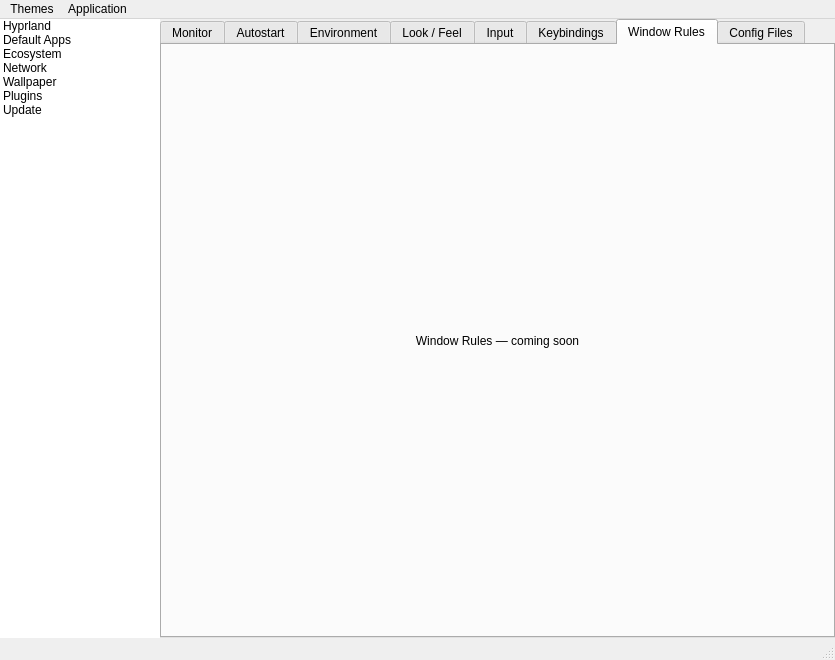
First picture: the form in hyprset/ui/generated/widget.ui, repository EST2374/hypr-set, before the edit.
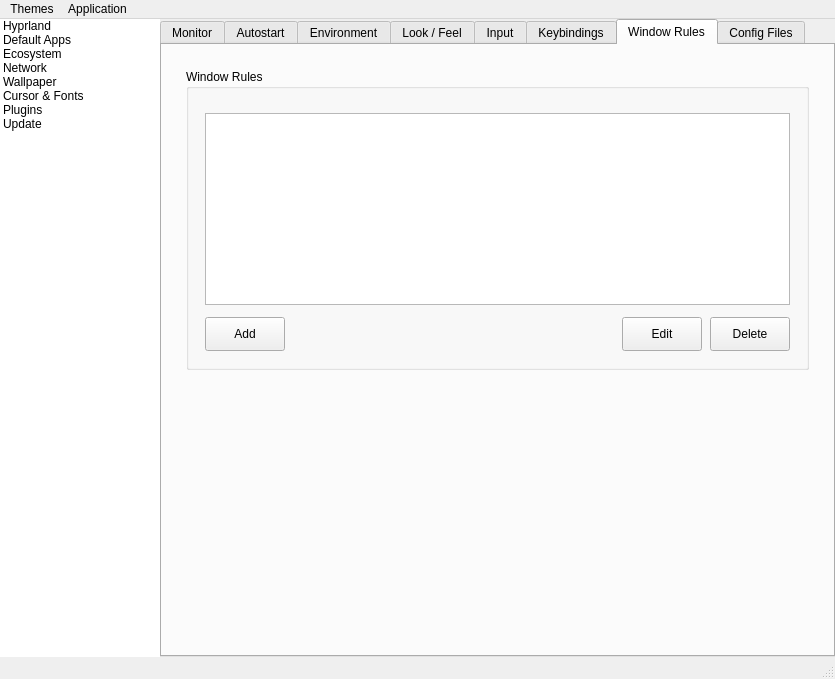
Second picture: the form after the edit. The open tabs and pages were chosen to show the change.

Commit message: better file structure and window rules added

```diff
--- a/hyprset/ui/generated/widget.ui
+++ b/hyprset/ui/generated/widget.ui
@@ -7,7 +7,7 @@
     <x>0</x>
     <y>0</y>
     <width>835</width>
-    <height>660</height>
+    <height>679</height>
    </rect>
   </property>
   <property name="windowTitle">
@@ -84,6 +84,11 @@
         <string>Wallpaper</string>
        </property>
       </item>
+      <item>
+       <property name="text">
+        <string>Cursor &amp; Fonts</string>
+       </property>
+      </item>
       <item>
        <property name="text">
         <string>Plugins</string>
@@ -1880,7 +1885,10 @@
            <attribute name="title">
             <string>Window Rules</string>
            </attribute>
-           <layout class="QVBoxLayout" name="verticalLayout_9">
+           <layout class="QVBoxLayout" name="windowrules_outer_vl">
+            <property name="spacing">
+             <number>16</number>
+            </property>
             <property name="leftMargin">
              <number>24</number>
             </property>
@@ -1894,15 +1902,104 @@
              <number>24</number>
             </property>
             <item>
-             <widget class="QLabel" name="windowrules_placeholder_label">
-              <property name="text">
-               <string>Window Rules — coming soon</string>
+             <widget class="QGroupBox" name="windowrules_group">
+              <property name="title">
+               <string>Window Rules</string>
               </property>
-              <property name="alignment">
-               <set>Qt::AlignmentFlag::AlignCenter</set>
-              </property>
+              <layout class="QVBoxLayout" name="windowrules_inner_vl">
+               <property name="spacing">
+                <number>12</number>
+               </property>
+               <property name="leftMargin">
+                <number>16</number>
+               </property>
+               <property name="topMargin">
+                <number>24</number>
+               </property>
+               <property name="rightMargin">
+                <number>16</number>
+               </property>
+               <property name="bottomMargin">
+                <number>16</number>
+               </property>
+               <item>
+                <widget class="QListWidget" name="window_rule_listWidget"/>
+               </item>
+               <item>
+                <layout class="QHBoxLayout" name="windowrules_btn_hl">
+                 <property name="spacing">
+                  <number>8</number>
+                 </property>
+                 <item>
+                  <widget class="QPushButton" name="add_window_rule_button">
+                   <property name="minimumSize">
+                    <size>
+                     <width>0</width>
+                     <height>34</height>
+                    </size>
+                   </property>
+                   <property name="text">
+                    <string>Add</string>
+                   </property>
+                  </widget>
+                 </item>
+                 <item>
+                  <spacer name="windowrules_btn_spacer">
+                   <property name="orientation">
+                    <enum>Qt::Orientation::Horizontal</enum>
+                   </property>
+                   <property name="sizeHint" stdset="0">
+                    <size>
+                     <width>40</width>
+                     <height>20</height>
+                    </size>
+                   </property>
+                  </spacer>
+                 </item>
+                 <item>
+                  <widget class="QPushButton" name="edit_window_rule_button">
+                   <property name="minimumSize">
+                    <size>
+                     <width>0</width>
+                     <height>34</height>
+                    </size>
+                   </property>
+                   <property name="text">
+                    <string>Edit</string>
+                   </property>
+                  </widget>
+                 </item>
+                 <item>
+                  <widget class="QPushButton" name="delete_window_rule_button">
+                   <property name="minimumSize">
+                    <size>
+                     <width>0</width>
+                     <height>34</height>
+                    </size>
+                   </property>
+                   <property name="text">
+                    <string>Delete</string>
+                   </property>
+                  </widget>
+                 </item>
+                </layout>
+               </item>
+              </layout>
              </widget>
             </item>
+            <item>
+             <spacer name="windowrules_bottom_spacer">
+              <property name="orientation">
+               <enum>Qt::Orientation::Vertical</enum>
+              </property>
+              <property name="sizeHint" stdset="0">
+               <size>
+                <width>20</width>
+                <height>40</height>
+               </size>
+              </property>
+             </spacer>
+            </item>
            </layout>
           </widget>
           <widget class="QWidget" name="files_tab">
```
Left out of the diff: 7 changed lines with no effect on the pictures. The commit also changes 22 other files.
